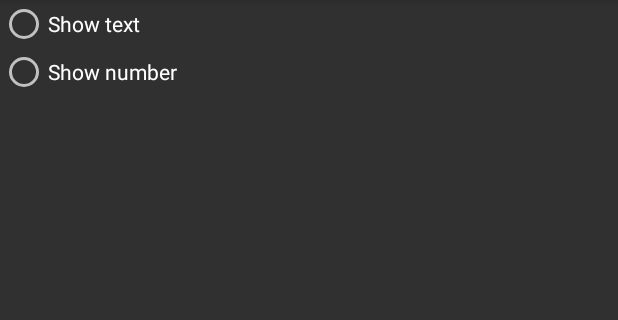
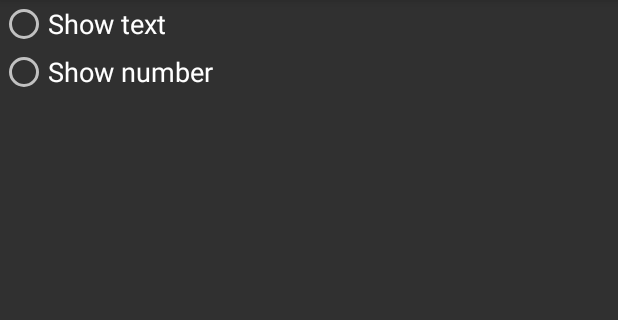
Before and after one commit to RedInput/BattStats, an Android app: the BatteryWidgetConfigureActivity screen opened directly, with no data from a screen before it, on a phone screen of 412 x 824 dp, the part 84-404 px from its top. Run offline under Robolectric (Android 15) with nearby library versions, the phone set to English and light mode, and no system bars; 1 statement that could not run was skipped.

Commit message:
Updated theme text appearance to Medium

```diff
--- a/app/src/main/res/values/styles.xml
+++ b/app/src/main/res/values/styles.xml
@@ -4,6 +4,13 @@
         <item name="colorPrimary">@color/colorPrimary</item>
         <item name="colorPrimaryDark">@color/colorPrimaryDark</item>
         <item name="colorAccent">@color/colorAccent</item>
+
+        <item name="android:textAppearance">@style/TextAppearance.AppCompat.Medium</item>
+        <item name="android:textViewStyle">@style/GlobalTextViewStyle</item>
+    </style>
+
+    <style name="GlobalTextViewStyle" parent="android:Widget.TextView">
+        <item name="android:textAppearance">@style/TextAppearance.AppCompat.Medium</item>
     </style>
 
 </resources>
```
